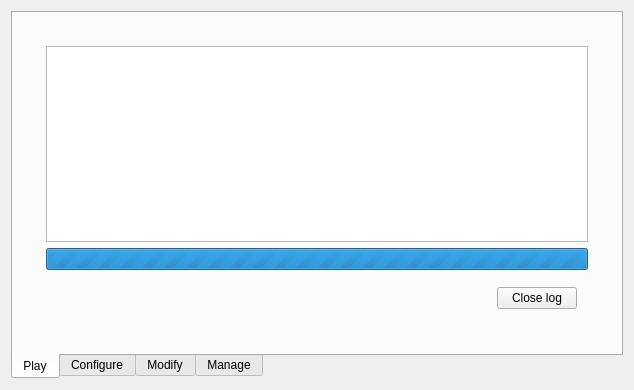
First picture: the form in src/mainwindow.ui, repository kriana/SilVerPLuM, before the edit.
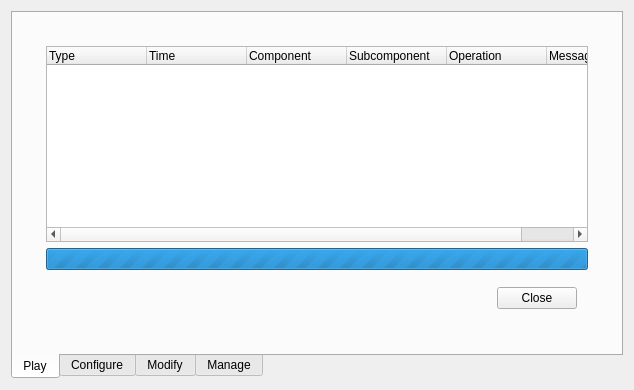
Second picture: the form after the edit. The open tabs and pages were chosen to show the change. Icons and pictures are not drawn. Custom widgets are drawn as their Qt base class.

```diff
--- a/src/mainwindow.ui
+++ b/src/mainwindow.ui
@@ -263,10 +263,43 @@
              <widget class="QWidget" name="playLogPage">
               <layout class="QVBoxLayout" name="verticalLayout_3">
                <item>
-                <widget class="QTextEdit" name="playLogLog">
-                 <property name="readOnly">
-                  <bool>true</bool>
+                <widget class="QTreeWidget" name="playLogLog">
+                 <property name="editTriggers">
+                  <set>QAbstractItemView::NoEditTriggers</set>
                  </property>
+                 <property name="columnCount">
+                  <number>6</number>
+                 </property>
+                 <column>
+                  <property name="text">
+                   <string>Type</string>
+                  </property>
+                 </column>
+                 <column>
+                  <property name="text">
+                   <string>Time</string>
+                  </property>
+                 </column>
+                 <column>
+                  <property name="text">
+                   <string>Component</string>
+                  </property>
+                 </column>
+                 <column>
+                  <property name="text">
+                   <string>Subcomponent</string>
+                  </property>
+                 </column>
+                 <column>
+                  <property name="text">
+                   <string>Operation</string>
+                  </property>
+                 </column>
+                 <column>
+                  <property name="text">
+                   <string>Message</string>
+                  </property>
+                 </column>
                 </widget>
                </item>
                <item>
@@ -301,7 +334,7 @@
                   <item>
                    <widget class="QPushButton" name="playLogClose">
                     <property name="text">
-                     <string>Close log</string>
+                     <string>Close</string>
                     </property>
                     <property name="icon">
                      <iconset theme="window-close">
```
Left out of the diff: 5 changed lines with no effect on the pictures.
